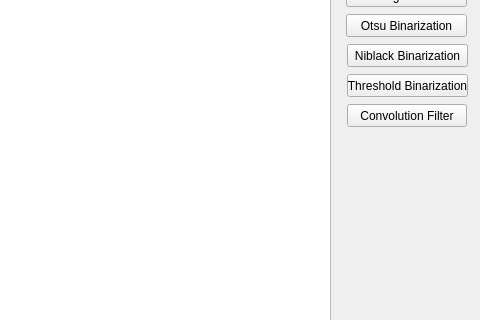
The window that MainWindow.ui (guestnone/imageedit) describes before a commit, drawn with Qt 5; both pictures show x 320 to 800 and y 135 to 455 of the 800 by 600 pixel window.
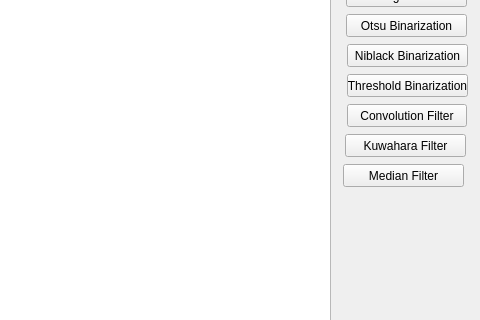
The same window after the commit.

Commit message: Feature: Filtering (Convolutional, Kuwahara and Median)

The edit to the form file:
```diff
--- a/MainWindow.ui
+++ b/MainWindow.ui
@@ -258,6 +258,32 @@
      <string>Convolution Filter</string>
     </property>
    </widget>
+   <widget class="QPushButton" name="kuwaharaPushButton">
+    <property name="geometry">
+     <rect>
+      <x>665</x>
+      <y>250</y>
+      <width>121</width>
+      <height>23</height>
+     </rect>
+    </property>
+    <property name="text">
+     <string>Kuwahara Filter</string>
+    </property>
+   </widget>
+   <widget class="QPushButton" name="medianFilterPushButton">
+    <property name="geometry">
+     <rect>
+      <x>663</x>
+      <y>280</y>
+      <width>121</width>
+      <height>23</height>
+     </rect>
+    </property>
+    <property name="text">
+     <string>Median Filter</string>
+    </property>
+   </widget>
   </widget>
   <widget class="QMenuBar" name="menubar">
    <property name="geometry">
```
The commit also changes 7 other files.
